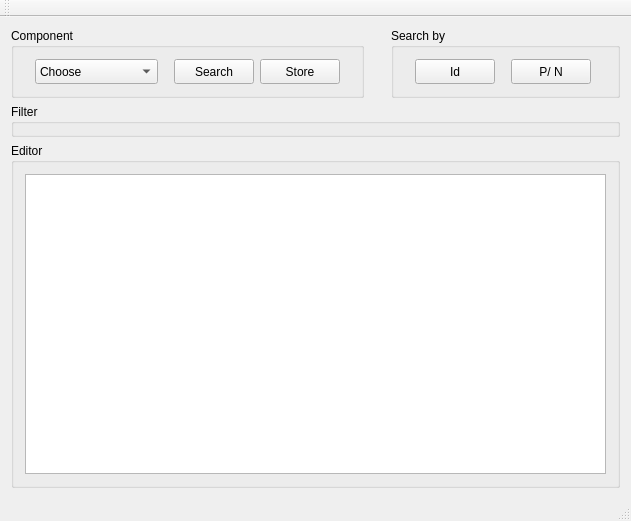
Qt form mainwindow.ui (Math68/GDS19-09_Develop) before a commit.
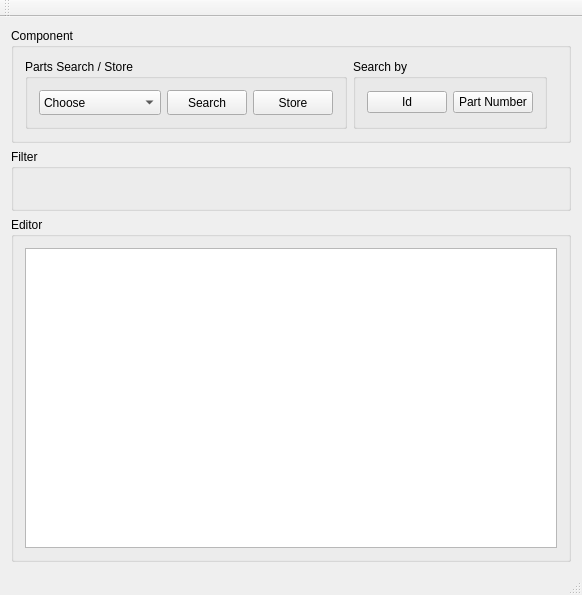
The same form after that commit.

Commit message: Added search button

The edit to the form file:
```diff
--- a/mainwindow.ui
+++ b/mainwindow.ui
@@ -6,8 +6,8 @@
    <rect>
     <x>0</x>
     <y>0</y>
-    <width>631</width>
-    <height>521</height>
+    <width>582</width>
+    <height>595</height>
    </rect>
   </property>
   <property name="windowTitle">
@@ -16,20 +16,18 @@
   <widget class="QWidget" name="centralWidget">
    <layout class="QVBoxLayout" name="verticalLayout">
     <item>
-     <layout class="QHBoxLayout" name="horizontalLayout">
-      <item>
        <widget class="QGroupBox" name="groupBox_component">
         <property name="title">
          <string>Component</string>
         </property>
         <layout class="QGridLayout" name="gridLayout_2">
-         <item row="0" column="0">
+       <item row="0" column="2">
           <spacer name="horizontalSpacer">
            <property name="orientation">
             <enum>Qt::Horizontal</enum>
            </property>
            <property name="sizeType">
-            <enum>QSizePolicy::Fixed</enum>
+          <enum>QSizePolicy::Expanding</enum>
            </property>
            <property name="sizeHint" stdset="0">
             <size>
@@ -39,7 +37,13 @@
            </property>
           </spacer>
          </item>
-         <item row="0" column="1">
+       <item row="0" column="0">
+        <widget class="QGroupBox" name="groupBox_2">
+         <property name="title">
+          <string>Parts Search / Store</string>
+         </property>
+         <layout class="QHBoxLayout" name="horizontalLayout">
+          <item>
           <widget class="QComboBox" name="comboBox_component">
            <property name="minimumSize">
             <size>
@@ -104,23 +108,7 @@
            </item>
           </widget>
          </item>
-         <item row="0" column="2">
-          <spacer name="horizontalSpacer_2">
-           <property name="orientation">
-            <enum>Qt::Horizontal</enum>
-           </property>
-           <property name="sizeType">
-            <enum>QSizePolicy::Fixed</enum>
-           </property>
-           <property name="sizeHint" stdset="0">
-            <size>
-             <width>10</width>
-             <height>20</height>
-            </size>
-           </property>
-          </spacer>
-         </item>
-         <item row="0" column="3">
+          <item>
           <widget class="QPushButton" name="pushButton_search_component">
            <property name="enabled">
             <bool>true</bool>
@@ -136,7 +124,7 @@
            </property>
           </widget>
          </item>
-         <item row="0" column="4">
+          <item>
           <widget class="QPushButton" name="pushButton_store_component">
            <property name="minimumSize">
             <size>
@@ -149,131 +137,34 @@
            </property>
           </widget>
          </item>
-         <item row="0" column="5">
-          <spacer name="horizontalSpacer_3">
-           <property name="orientation">
-            <enum>Qt::Horizontal</enum>
-           </property>
-           <property name="sizeType">
-            <enum>QSizePolicy::Fixed</enum>
-           </property>
-           <property name="sizeHint" stdset="0">
-            <size>
-             <width>10</width>
-             <height>20</height>
-            </size>
-           </property>
-          </spacer>
-         </item>
         </layout>
        </widget>
       </item>
-      <item>
-       <spacer name="horizontalSpacer_7">
-        <property name="orientation">
-         <enum>Qt::Horizontal</enum>
-        </property>
-        <property name="sizeType">
-         <enum>QSizePolicy::Expanding</enum>
-        </property>
-        <property name="sizeHint" stdset="0">
-         <size>
-          <width>10</width>
-          <height>20</height>
-         </size>
-        </property>
-       </spacer>
-      </item>
-      <item>
-       <widget class="QGroupBox" name="groupBox_2">
+       <item row="0" column="1">
+        <widget class="QGroupBox" name="groupBox_3">
         <property name="title">
          <string>Search by</string>
         </property>
-        <layout class="QGridLayout" name="gridLayout">
-         <item row="0" column="0">
-          <spacer name="horizontalSpacer_4">
-           <property name="orientation">
-            <enum>Qt::Horizontal</enum>
-           </property>
-           <property name="sizeType">
-            <enum>QSizePolicy::Fixed</enum>
-           </property>
-           <property name="sizeHint" stdset="0">
-            <size>
-             <width>10</width>
-             <height>20</height>
-            </size>
-           </property>
-          </spacer>
-         </item>
-         <item row="0" column="6">
-          <spacer name="horizontalSpacer_6">
-           <property name="orientation">
-            <enum>Qt::Horizontal</enum>
-           </property>
-           <property name="sizeType">
-            <enum>QSizePolicy::Fixed</enum>
-           </property>
-           <property name="sizeHint" stdset="0">
-            <size>
-             <width>15</width>
-             <height>20</height>
-            </size>
-           </property>
-          </spacer>
-         </item>
-         <item row="0" column="5">
-          <widget class="QPushButton" name="pushButton_search_component_3">
-           <property name="enabled">
-            <bool>true</bool>
-           </property>
-           <property name="minimumSize">
-            <size>
-             <width>80</width>
-             <height>25</height>
-            </size>
-           </property>
-           <property name="text">
-            <string>P/ N</string>
-           </property>
-          </widget>
-         </item>
-         <item row="0" column="3">
-          <widget class="QPushButton" name="pushButton_search_component_2">
-           <property name="enabled">
-            <bool>true</bool>
-           </property>
-           <property name="minimumSize">
-            <size>
-             <width>80</width>
-             <height>25</height>
-            </size>
-           </property>
+         <layout class="QHBoxLayout" name="horizontalLayout_4">
+          <item>
+           <widget class="QPushButton" name="pushButton">
            <property name="text">
             <string>Id</string>
            </property>
           </widget>
          </item>
-         <item row="0" column="4">
-          <spacer name="horizontalSpacer_5">
-           <property name="orientation">
-            <enum>Qt::Horizontal</enum>
-           </property>
-           <property name="sizeType">
-            <enum>QSizePolicy::Fixed</enum>
-           </property>
-           <property name="sizeHint" stdset="0">
-            <size>
-             <width>10</width>
-             <height>20</height>
-            </size>
-           </property>
-          </spacer>
+          <item>
+           <widget class="QPushButton" name="pushButton_2">
+            <property name="text">
+             <string>Part Number</string>
+            </property>
+           </widget>
          </item>
         </layout>
        </widget>
       </item>
      </layout>
+     </widget>
     </item>
     <item>
      <widget class="QGroupBox" name="groupBox_filtre">
@@ -367,6 +258,9 @@
          <property name="showGrid">
           <bool>true</bool>
          </property>
+         <property name="gridStyle">
+          <enum>Qt::CustomDashLine</enum>
+         </property>
          <property name="sortingEnabled">
           <bool>false</bool>
          </property>
```
Left out of the diff: 2 changed lines with no effect on the pictures. Lines whose indentation alone changed are shown as unchanged. The commit also changes 2 other files.
